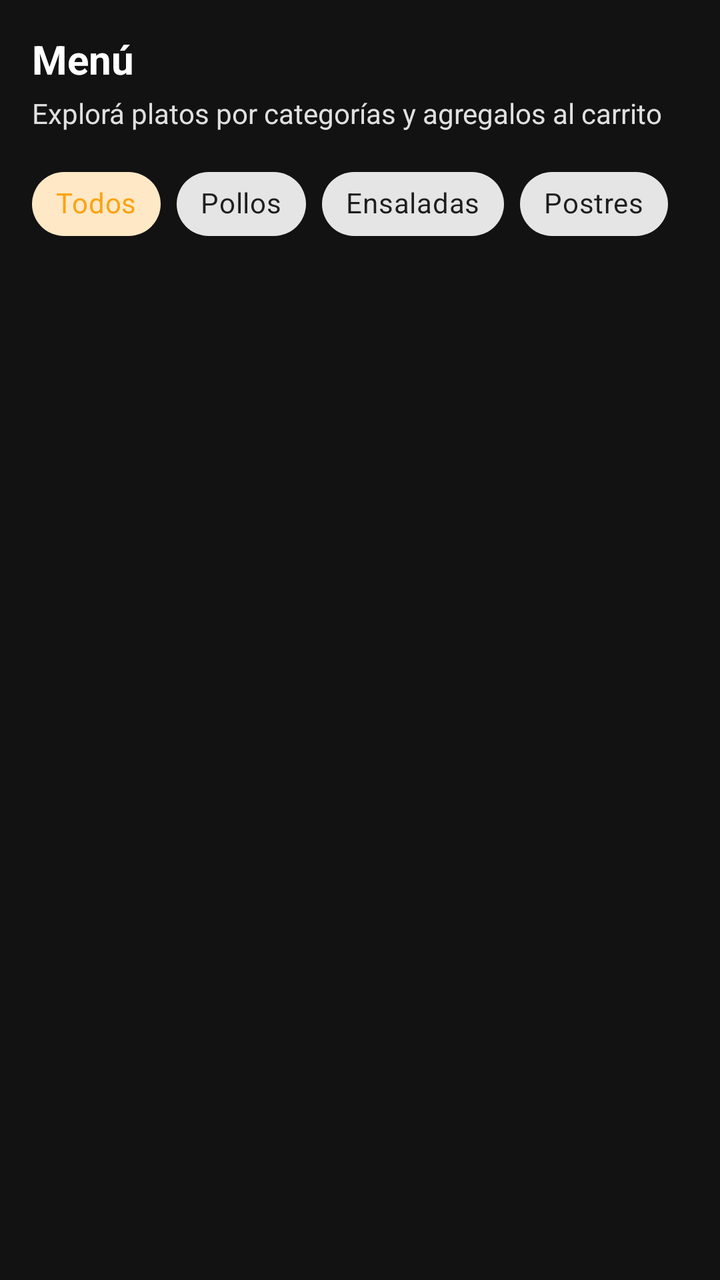
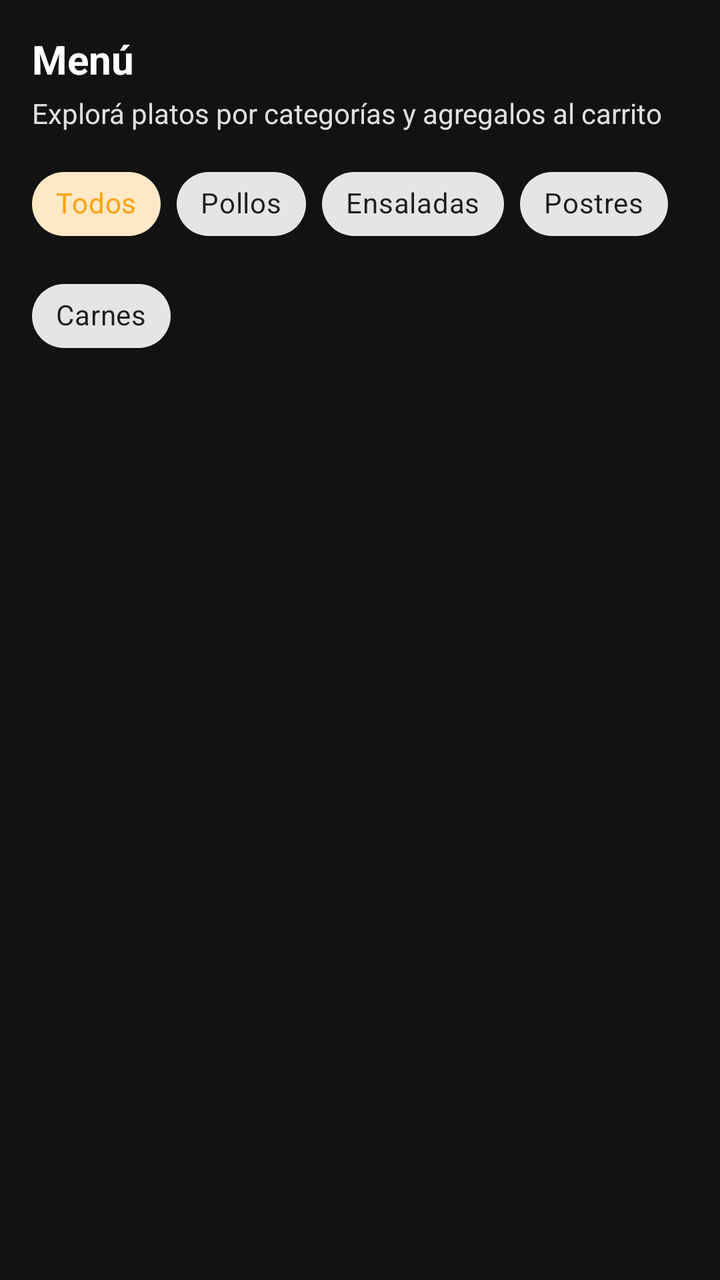

Compare the two renders of this Android layout. The source of the first and the diff that turns it into the second are given below.
<!-- AndroidManifest.xml: application theme Theme.MiRotiMobile -->
<!-- res/layout/fragment_menu.xml -->
<?xml version="1.0" encoding="utf-8"?>
<layout xmlns:android="http://schemas.android.com/apk/res/android"
    xmlns:app="http://schemas.android.com/apk/res-auto">

    <data />

    <LinearLayout
        android:layout_width="match_parent"
        android:layout_height="match_parent"
        android:orientation="vertical"
        android:padding="16dp"
        android:background="@color/background_dark">

        <TextView
            android:layout_width="match_parent"
            android:layout_height="wrap_content"
            android:text="Menú"
            android:textColor="@color/white"
            android:textSize="20sp"
            android:textStyle="bold" />

        <TextView
            android:layout_width="match_parent"
            android:layout_height="wrap_content"
            android:text="Explorá platos por categorías y agregalos al carrito"
            android:textColor="@color/text_light"
            android:textSize="14sp"
            android:layout_marginTop="4dp" />

        <com.google.android.material.chip.ChipGroup
            android:id="@+id/chipGroup"
            android:layout_width="match_parent"
            android:layout_height="wrap_content"
            android:layout_marginTop="12dp"
            app:singleSelection="true"
            app:chipSpacing="8dp">

            <com.google.android.material.chip.Chip
                android:id="@+id/chipTodos"
                style="@style/Widget.MaterialComponents.Chip.Choice"
                android:layout_width="wrap_content"
                android:layout_height="wrap_content"
                android:text="Todos"
                android:checked="true" />

            <com.google.android.material.chip.Chip
                android:id="@+id/chipPollos"
                style="@style/Widget.MaterialComponents.Chip.Choice"
                android:layout_width="wrap_content"
                android:layout_height="wrap_content"
                android:text="Pollos" />

            <com.google.android.material.chip.Chip
                android:id="@+id/chipEnsaladas"
                style="@style/Widget.MaterialComponents.Chip.Choice"
                android:layout_width="wrap_content"
                android:layout_height="wrap_content"
                android:text="Ensaladas" />

            <com.google.android.material.chip.Chip
                android:id="@+id/chipPostres"
                style="@style/Widget.MaterialComponents.Chip.Choice"
                android:layout_width="wrap_content"
                android:layout_height="wrap_content"
                android:text="Postres" />
        </com.google.android.material.chip.ChipGroup>

        <androidx.recyclerview.widget.RecyclerView
            android:id="@+id/recyclerMenu"
            android:layout_width="match_parent"
            android:layout_height="0dp"
            android:layout_weight="1"
            android:layout_marginTop="12dp"
            android:clipToPadding="false"
            android:paddingBottom="8dp"
            android:scrollbars="vertical" />

        <ProgressBar
            android:id="@+id/menuProgress"
            style="?android:attr/progressBarStyle"
            android:layout_width="wrap_content"
            android:layout_height="wrap_content"
            android:layout_gravity="center"
            android:visibility="gone"
            android:layout_marginTop="12dp" />

        <TextView
            android:id="@+id/menuError"
            android:layout_width="match_parent"
            android:layout_height="wrap_content"
            android:text="No se pudo cargar el menú"
            android:textColor="#FF6B6B"
            android:gravity="center"
            android:visibility="gone"
            android:layout_marginTop="8dp" />
    </LinearLayout>

</layout>
<!-- resources referenced by this layout -->
<resources>
  <color name="background_dark">#121212</color>
  <color name="text_light">#E0E0E0</color>
  <color name="white">#FFFFFFFF</color>
  <style name="Theme.MiRotiMobile" parent="Base.Theme.MiRotiMobile" />
  <style name="Base.Theme.MiRotiMobile" parent="Theme.MaterialComponents.DayNight.NoActionBar">
          <item name="colorPrimary">#FCA311</item>
          <item name="colorPrimaryVariant">#E59500</item>
          <item name="colorOnPrimary">#FFFFFF</item>
      </style>
</resources>

<!-- the commit's change to res/layout/fragment_menu.xml (unified diff, before → after) -->
@@ -63,6 +63,13 @@
                 android:layout_width="wrap_content"
                 android:layout_height="wrap_content"
                 android:text="Postres" />
+
+            <com.google.android.material.chip.Chip
+                android:id="@+id/chipCarnes"
+                style="@style/Widget.MaterialComponents.Chip.Choice"
+                android:layout_width="wrap_content"
+                android:layout_height="wrap_content"
+                android:text="Carnes" />
         </com.google.android.material.chip.ChipGroup>
 
         <androidx.recyclerview.widget.RecyclerView
